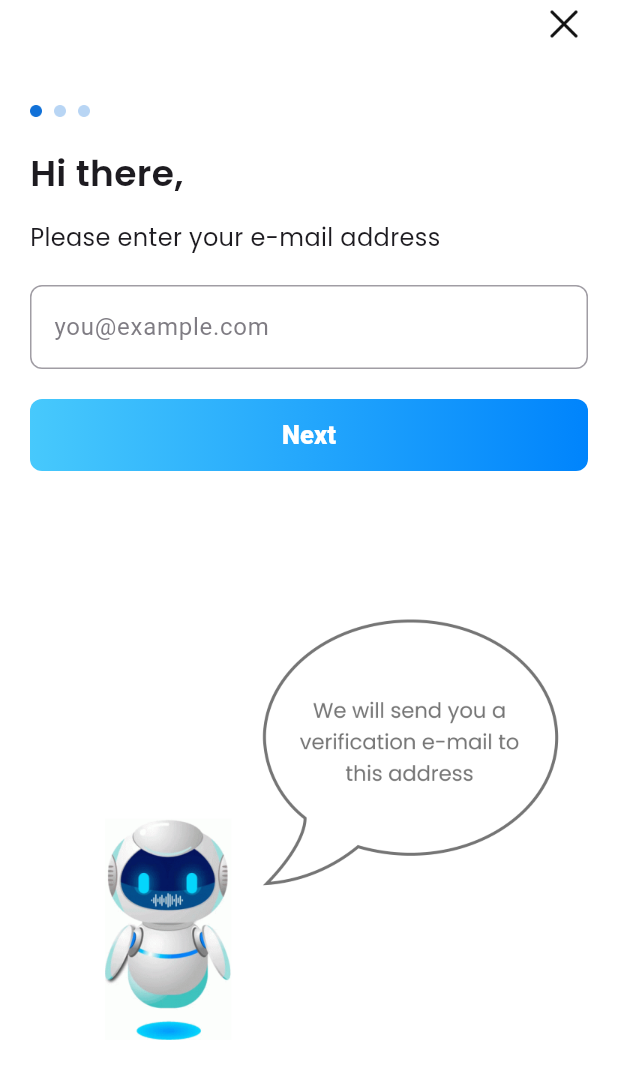
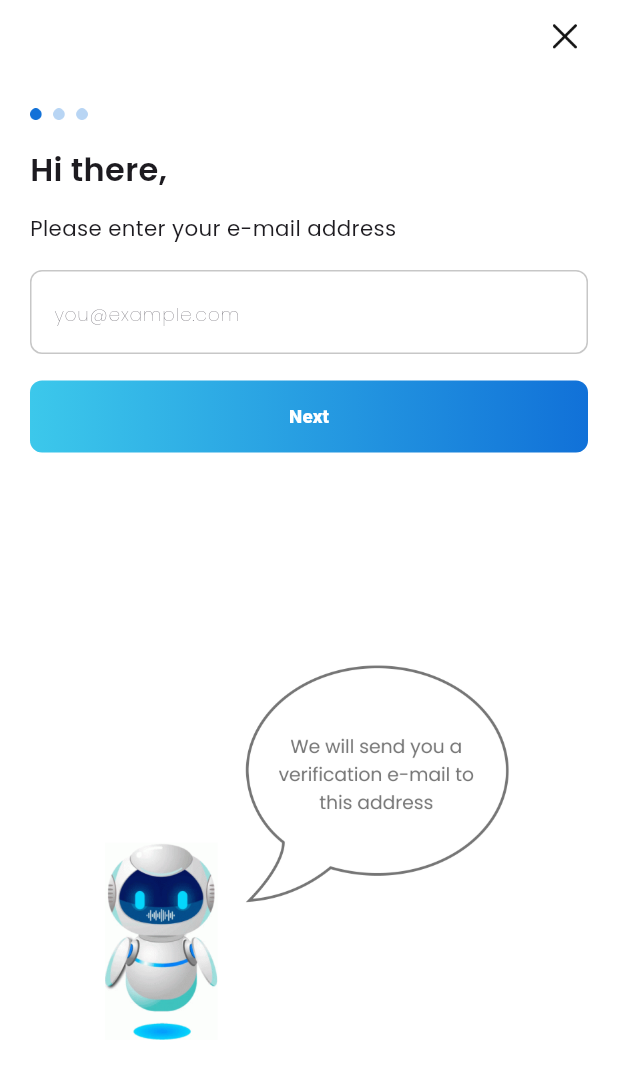
Before and after one commit to Mohammed-Kanbari/ArabyAi, a Flutter app: the Singup screen opened directly, on a phone screen of 412 x 824 dp. Shown: the top 1079 px of the screen. Run offline on Flutter 3.47's test engine with Material 3 defaults, Android fonts, the phone set to English and light mode, and no system bars; our stand-ins replace flutter_screenutil, flutter_svg, gap.

Commit message:
Responsive till the signup3

```diff
--- a/lib/Screens/signup_page.dart
+++ b/lib/Screens/signup_page.dart
@@ -1,5 +1,6 @@
 import 'package:flutter/material.dart';
 import 'package:my_araby_ai/widgets/signin/signin_w2.dart';
+import 'package:flutter_screenutil/flutter_screenutil.dart';
 
 class Singup extends StatefulWidget {
   const Singup({super.key});
@@ -9,25 +10,30 @@ class Singup extends StatefulWidget {
 }
 
 class _SingupState extends State<Singup> {
-  final FocusNode _focusNode = FocusNode();
-  double _opacity = 0.7;
+
 
   final _formKey = GlobalKey<FormState>();
+
+    final TextEditingController _emailController = TextEditingController();
+  final FocusNode _emaildFocusNode = FocusNode();
+  String _hintText = 'you@example.com';
 
   @override
   void initState() {
     super.initState();
-    _focusNode.addListener(() {
+    _emaildFocusNode.addListener(() {
       setState(() {
-        _opacity = _focusNode.hasFocus ? 1.0 : 0.5;
+        _hintText = _emaildFocusNode.hasFocus ? '' : 'you@example.com';
       });
     });
+
   }
 
   @override
   void dispose() {
-    _focusNode.dispose();
     super.dispose();
+    _emailController.dispose();
+    _emaildFocusNode.dispose();
   }
 
   @override
@@ -42,9 +48,8 @@ class _SingupState extends State<Singup> {
               FocusManager.instance.primaryFocus?.unfocus();
             },
             child: SafeArea(
-              child: SingleChildScrollView(
               child: Padding(
-                  padding: const EdgeInsets.only(left: 20, right: 20),
+                padding: const EdgeInsets.only(left: 20, right: 20, top: 10),
                 child: Column(
                   crossAxisAlignment: CrossAxisAlignment.start,
                   children: [
@@ -55,48 +60,56 @@ class _SingupState extends State<Singup> {
                           onTap: () {
                             Navigator.pop(context);
                           },
-                            child: Image.asset('assets/images/cross.png', width: 32, height: 32,))
+                          child: Image.asset('assets/images/cross.png', width: 32.w, height: 32.h,))
                       ],
                     ),
-                      SizedBox(height: 38),
+                    SizedBox(height: 38.h),
                     Image.asset(
                       'assets/images/Dot1.png',
-                        width: 40,
+                      width: 40.w,
                     ),
-                      SizedBox(height: 20),
+                    SizedBox(height: 20.h),
                     Text(
                       'Hi there,',
                       style: TextStyle(
-                          fontSize: 24,
+                        fontSize: 24.sp,
                         fontFamily: 'Poppins',
                         fontWeight: FontWeight.w600,
                       ),
                     ),
-                      SizedBox(height: 15),
+                    SizedBox(height: 15.h),
                     Text(
                       'Please enter your e-mail address',
                       style: TextStyle(
-                          fontSize: 16,
+                        fontSize: 16.sp,
                         fontFamily: 'Poppins',
                         fontWeight: FontWeight.w400,
                       ),
                     ),
-                      SizedBox(height: 20),
+                    SizedBox(height: 20.h),
                     Form(
                       key: _formKey,
-                        child: Opacity(
-                          opacity: _opacity,
                       child: TextFormField(
-                            focusNode: _focusNode,
+                        controller: _emailController,
+                        focusNode: _emaildFocusNode,
                         decoration: InputDecoration(
-                              hintText: 'you@example.com',
+                          hintText: _hintText,
+                          hintStyle: TextStyle(
+                          fontSize: 14.sp,
+                          fontFamily: 'Poppins',
+                          fontWeight: FontWeight.w300
+                        ),
                           border: OutlineInputBorder(
                             borderRadius: BorderRadius.circular(8),
+                          ),
+                          enabledBorder: OutlineInputBorder(
+                                borderRadius: BorderRadius.circular(8),
+                                borderSide: BorderSide(color: const Color(0xFFC7C7C7))
                               ),
                           focusedBorder: OutlineInputBorder(
                             borderSide: BorderSide(
                               color: Colors.blue,
-                                  width: 2,
+                              width: 2.w,
                             ),
                             borderRadius: BorderRadius.circular(8),
                           ),
@@ -115,15 +128,14 @@ class _SingupState extends State<Singup> {
                         },
                       ),
                     ),
-                      ),
-                      SizedBox(height: 20),
+                    SizedBox(height: 20.h),
                     Container(
                       decoration: BoxDecoration(
                         borderRadius: BorderRadius.circular(8),
                         gradient: LinearGradient(
                           colors: [
-                              Color.fromARGB(255, 71, 201, 252),
-                              Color.fromARGB(255, 0, 132, 252),
+                            Color(0xFF3CC8EB),
+                            Color(0xFF1171D8),
                           ],
                           begin: Alignment.centerLeft,
                           end: Alignment.centerRight,
@@ -144,29 +156,33 @@ class _SingupState extends State<Singup> {
                           }
                         },
                         minWidth: double.infinity,
-                          height: 45,
+                        height: 45.h,
                         child: Text(
                           'Next',
                           style: TextStyle(
                             color: Colors.white,
                             fontWeight: FontWeight.w800,
-                              fontSize: 17,
+                            fontSize: 14.sp,
                           ),
                         ),
                       ),
                     ),
-                      SizedBox(height: 45),
-                      // Dynamically resize the image
-                      Container(
-                        padding: EdgeInsets.only(left: 50),
+
+
+                    Flexible(
+                      child: Padding(
+                        padding: const EdgeInsets.only(left: 15, bottom: 15),
+                        child: Align(
+                          alignment: Alignment.center,
                           child: Image.asset(
                             'assets/images/messageRobot.png',
-                          width: 350,
-                          height: 359,
+                             width: 321.w,
+                            height: 310.h,
+                          ),
+                        ),
                       ),
                     ),
                   ],
-                  ),
                 ),
               ),
             ),
```
Also changed, not shown: lib/widgets/signin/signin_w2.dart (+48 -30 lines), lib/widgets/signin/signin_w3.dart (+39 -28 lines). Lines whose indentation alone changed are shown as unchanged.
